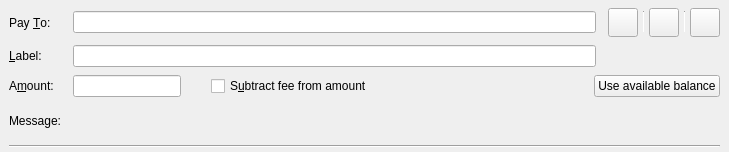
Old version of the form src/qt/forms/sendcoinsentry.ui in the repository Runebase/runebase.
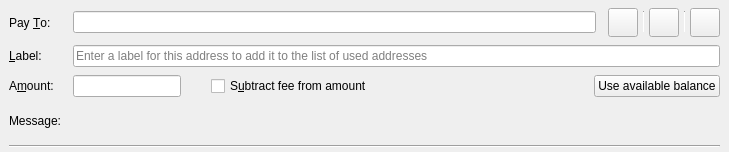
New version of the form. Icons and pictures are not drawn. Custom widgets are drawn as their Qt base class.

What changed in the file:
```diff
--- a/src/qt/forms/sendcoinsentry.ui
+++ b/src/qt/forms/sendcoinsentry.ui
@@ -99,13 +99,6 @@
       </item>
      </layout>
     </item>
-    <item row="1" column="1">
-     <widget class="QLineEdit" name="addAsLabel">
-      <property name="toolTip">
-       <string>Enter a label for this address to add it to the list of used addresses</string>
-      </property>
-     </widget>
-    </item>
     <item row="1" column="0">
      <widget class="QLabel" name="labellLabel">
       <property name="text">
@@ -253,6 +246,16 @@
       </item>
      </layout>
     </item>
+    <item row="1" column="1" colspan="4">
+     <widget class="QLineEdit" name="addAsLabel">
+      <property name="toolTip">
+       <string>Enter a label for this address to add it to the list of used addresses</string>
+      </property>
+      <property name="placeholderText">
+       <string>Enter a label for this address to add it to the list of used addresses</string>
+      </property>
+     </widget>
+    </item>
    </layout>
   </widget>
   <widget class="QFrame" name="SendCoins_UnauthenticatedPaymentRequest">
```
Left out of the diff: 12 changed lines with no effect on the pictures.
